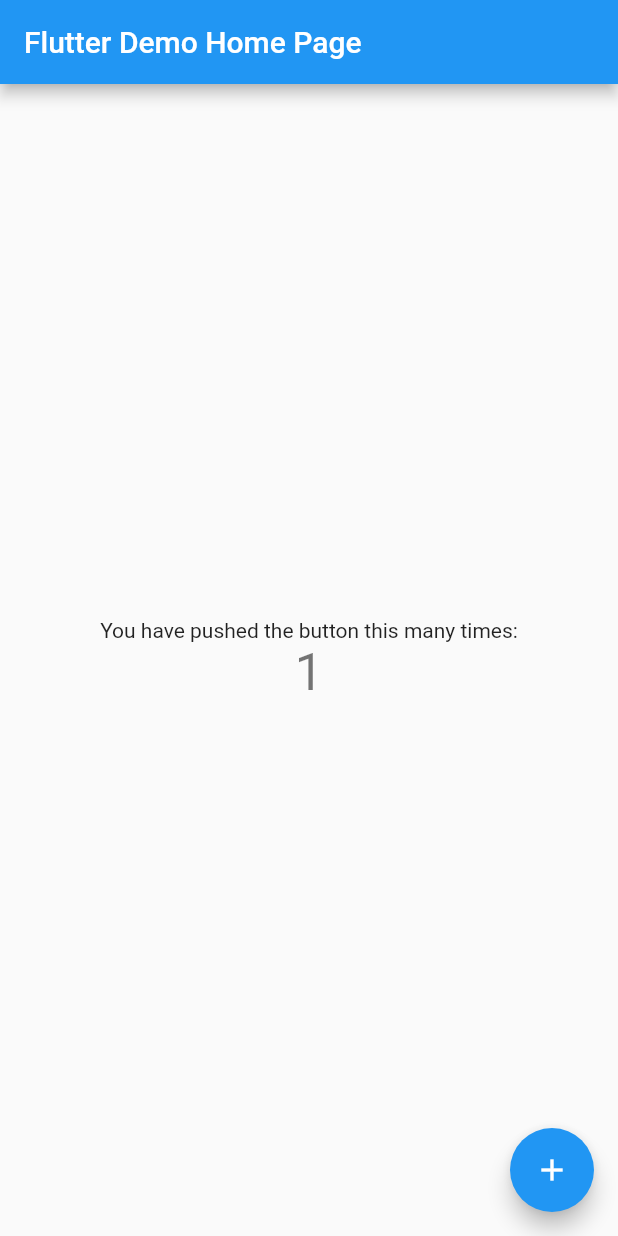
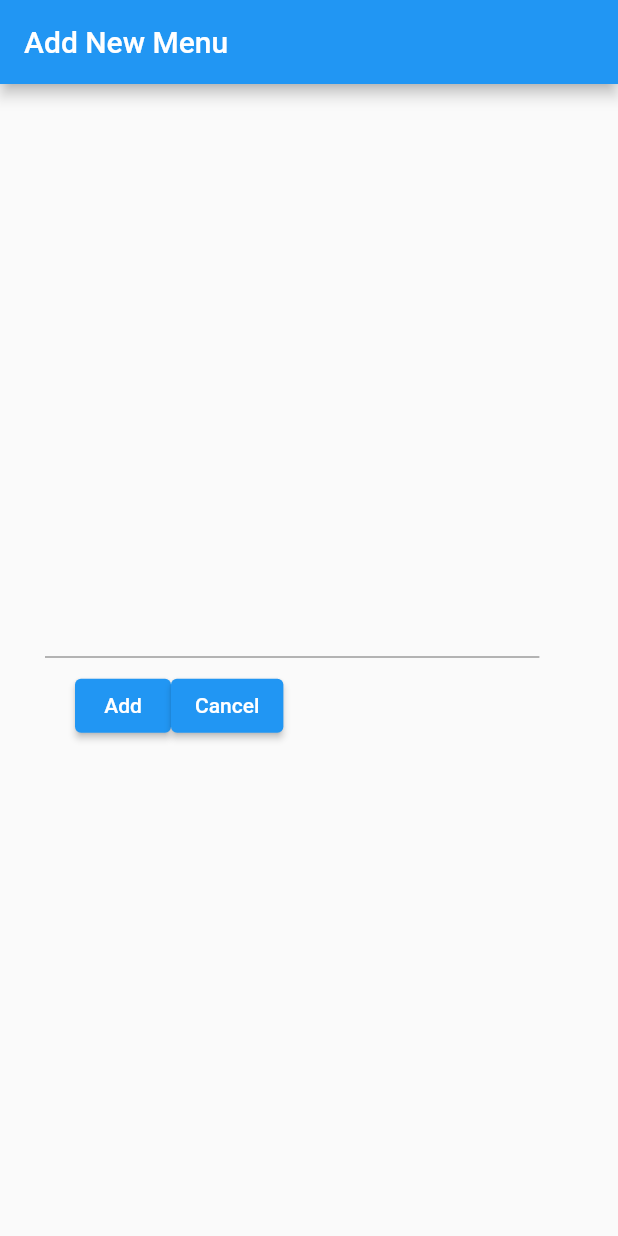
Before and after one commit to MrMocchy/rotationlist, a Flutter app: the screen it shows after launch, after a tap on the "add" icon, on a phone screen of 412 x 824 dp. Run offline on Flutter 3.47's test engine with Material 2 defaults, Android fonts, the phone set to English and light mode, and no system bars; our stand-ins replace shared_preferences.

Commit message:
大枠の作成

```diff
--- /dev/null
+++ b/lib/addmenupage.dart
@@ -0,0 +1,65 @@
+import 'package:flutter/material.dart';
+import 'package:rotationlist/menu.dart';
+
+class AddMenuPage extends StatefulWidget {
+  const AddMenuPage({Key? key}) : super(key: key);
+
+  @override
+  State<AddMenuPage> createState() => _AddMenuPageState();
+}
+
+class _AddMenuPageState extends State<AddMenuPage> {
+  String _text = '';
+
+  @override
+  Widget build(BuildContext context) {
+    return Scaffold(
+      appBar: AppBar(
+        automaticallyImplyLeading: false,
+        title: const Text('Add New Menu'),
+      ),
+      body: Container(
+        margin: const EdgeInsets.all(30),
+        child: SizedBox(
+          width: MediaQuery.of(context).size.width * 0.8,
+          child: Column(
+            mainAxisAlignment: MainAxisAlignment.center,
+            children: <Widget>[
+              // テキスト入力
+              TextField(
+                onChanged: (String value) {
+                  // データが変更したことを知らせる（画面を更新する）
+                  setState(() {
+                    // データを変更
+                    _text = value;
+                  });
+                },
+                style: TextStyle(fontSize: 25),
+              ),
+              const SizedBox(height: 8),
+              Row(
+                children: [
+                  const SizedBox(
+                    width: 20,
+                  ),
+                  ElevatedButton(
+                      onPressed: () {
+                        Menu.add(_text);
+                        Menu.save();
+                        Navigator.of(context).pop();
+                      },
+                      child: const Text('Add')),
+                  ElevatedButton(
+                      onPressed: () {
+                        Navigator.of(context).pop();
+                      },
+                      child: const Text('Cancel')),
+                ],
+              )
+            ],
+          ),
+        ),
+      ),
+    );
+  }
+}
--- a/lib/main.dart
+++ b/lib/main.dart
@@ -1,115 +1,114 @@
 import 'package:flutter/material.dart';
+import 'package:rotationlist/addMenuPage.dart';
+import 'package:rotationlist/menu.dart';
 
 void main() {
   runApp(const MyApp());
+  Menu.load();
 }
 
 class MyApp extends StatelessWidget {
   const MyApp({Key? key}) : super(key: key);
 
-  // This widget is the root of your application.
   @override
   Widget build(BuildContext context) {
     return MaterialApp(
-      title: 'Flutter Demo',
+      title: 'Menu List',
       theme: ThemeData(
-        // This is the theme of your application.
-        //
-        // Try running your application with "flutter run". You'll see the
-        // application has a blue toolbar. Then, without quitting the app, try
-        // changing the primarySwatch below to Colors.green and then invoke
-        // "hot reload" (press "r" in the console where you ran "flutter run",
-        // or simply save your changes to "hot reload" in a Flutter IDE).
-        // Notice that the counter didn't reset back to zero; the application
-        // is not restarted.
         primarySwatch: Colors.blue,
       ),
-      home: const MyHomePage(title: 'Flutter Demo Home Page'),
+      debugShowCheckedModeBanner: false,
+      home: const MyHomePage(),
     );
   }
 }
 
 class MyHomePage extends StatefulWidget {
-  const MyHomePage({Key? key, required this.title}) : super(key: key);
-
-  // This widget is the home page of your application. It is stateful, meaning
-  // that it has a State object (defined below) that contains fields that affect
-  // how it looks.
-
-  // This class is the configuration for the state. It holds the values (in this
-  // case the title) provided by the parent (in this case the App widget) and
-  // used by the build method of the State. Fields in a Widget subclass are
-  // always marked "final".
-
-  final String title;
+  const MyHomePage({Key? key}) : super(key: key);
 
   @override
   State<MyHomePage> createState() => _MyHomePageState();
 }
 
 class _MyHomePageState extends State<MyHomePage> {
-  int _counter = 0;
+  late List<String> _list;
+  bool isDeleteEnable = true;
 
-  void _incrementCounter() {
-    setState(() {
-      // This call to setState tells the Flutter framework that something has
-      // changed in this State, which causes it to rerun the build method below
-      // so that the display can reflect the updated values. If we changed
-      // _counter without calling setState(), then the build method would not be
-      // called again, and so nothing would appear to happen.
-      _counter++;
-    });
+  @override
+  void initState() {
+    super.initState();
+    Menu.load();
   }
 
   @override
   Widget build(BuildContext context) {
-    // This method is rerun every time setState is called, for instance as done
-    // by the _incrementCounter method above.
-    //
-    // The Flutter framework has been optimized to make rerunning build methods
-    // fast, so that you can just rebuild anything that needs updating rather
-    // than having to individually change instances of widgets.
     return Scaffold(
         appBar: AppBar(
-        // Here we take the value from the MyHomePage object that was created by
-        // the App.build method, and use it to set our appbar title.
-        title: Text(widget.title),
+          title: const Text('Menu List'),
+          actions: <Widget>[
+            IconButton(
+                onPressed: () async {
+                  await Navigator.of(context)
+                      .push(MaterialPageRoute(builder: (context) {
+                    return const AddMenuPage();
+                  }));
+                  setState(() {});
+                },
+                icon: const Icon(Icons.add))
+          ],
         ),
-      body: Center(
-        // Center is a layout widget. It takes a single child and positions it
-        // in the middle of the parent.
-        child: Column(
-          // Column is also a layout widget. It takes a list of children and
-          // arranges them vertically. By default, it sizes itself to fit its
-          // children horizontally, and tries to be as tall as its parent.
-          //
-          // Invoke "debug painting" (press "p" in the console, choose the
-          // "Toggle Debug Paint" action from the Flutter Inspector in Android
-          // Studio, or the "Toggle Debug Paint" command in Visual Studio Code)
-          // to see the wireframe for each widget.
-          //
-          // Column has various properties to control how it sizes itself and
-          // how it positions its children. Here we use mainAxisAlignment to
-          // center the children vertically; the main axis here is the vertical
-          // axis because Columns are vertical (the cross axis would be
-          // horizontal).
-          mainAxisAlignment: MainAxisAlignment.center,
-          children: <Widget>[
-            const Text(
-              'You have pushed the button this many times:',
+        body: ListView.builder(
+            itemCount: Menu.list.length,
+            itemBuilder: (BuildContext context, int index) {
+              return Container(
+                margin: const EdgeInsets.only(left: 30, right: 30),
+                child: Card(
+                  child: Center(
+                    child: Row(
+                        mainAxisAlignment: MainAxisAlignment.spaceBetween,
+                        children: [
+                          Row(
+                            children: [
+                              const SizedBox(width: 10, height: 50),
+                              Text(
+                                Menu.list[index],
+                                style: const TextStyle(
+                                  fontSize: 25,
                                 ),
-            Text(
-              '$_counter',
-              style: Theme.of(context).textTheme.headline4,
                               ),
                             ],
                           ),
+                          Row(
+                            children: [
+                              IconButton(
+                                onPressed: () {
+                                  Menu.swap(index, index - 1);
+                                },
+                                icon: const Icon(Icons.keyboard_arrow_up),
+                                iconSize: 30,
                               ),
-      floatingActionButton: FloatingActionButton(
-        onPressed: _incrementCounter,
-        tooltip: 'Increment',
-        child: const Icon(Icons.add),
-      ), // This trailing comma makes auto-formatting nicer for build methods.
+                              IconButton(
+                                onPressed: () {
+                                  Menu.swap(index, index + 1);
+                                },
+                                icon: const Icon(Icons.keyboard_arrow_down),
+                                iconSize: 30,
+                              ),
+                              if (isDeleteEnable)
+                                IconButton(
+                                  onPressed: () {
+                                    Menu.delete(index);
+                                  },
+                                  icon: const Icon(Icons.delete),
+                                  iconSize: 30,
+                                  color: Colors.red,
+                                ),
+                            ],
+                          ),
+                        ]),
+                  ),
+                ),
               );
+            }));
   }
 }
--- /dev/null
+++ b/lib/menu.dart
@@ -0,0 +1,36 @@
+import 'package:shared_preferences/shared_preferences.dart';
+import 'package:flutter/material.dart';
+
+class Menu {
+  static List<String> list = [];
+
+  static const String key = 'MenuList';
+
+  static void save() async {
+    SharedPreferences sp = await SharedPreferences.getInstance();
+    await sp.setStringList(key, list);
+  }
+
+  static void load() async {
+    final SharedPreferences sp = await SharedPreferences.getInstance();
+    list = sp.getStringList(key) ?? list;
+  }
+
+  static void add(String str) {
+    list.insert(0, str);
+  }
+
+  static void swap(int index1, int index2) {
+    if (index1 < 0 ||
+        index2 < 0 ||
+        index1 >= list.length ||
+        index2 >= list.length) return;
+    String str = list[index1];
+    list[index1] = list[index2];
+    list[index2] = str;
+  }
+
+  static void delete(int index) {
+    list.removeAt(index);
+  }
+}
--- a/pubspec.yaml
+++ b/pubspec.yaml
@@ -34,6 +34,7 @@
   # The following adds the Cupertino Icons font to your application.
   # Use with the CupertinoIcons class for iOS style icons.
   cupertino_icons: ^1.0.2
+  shared_preferences: ^2.0.15
 
 dev_dependencies:
   flutter_test:
```
Also changed, not shown: pubspec.lock, 2 other files. Lines whose indentation alone changed are shown as unchanged.
